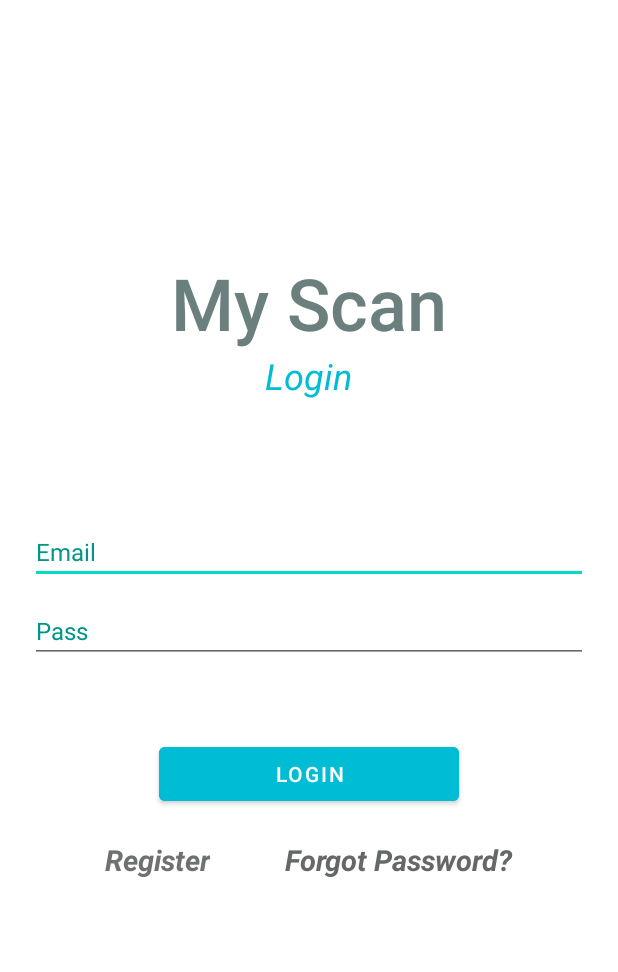
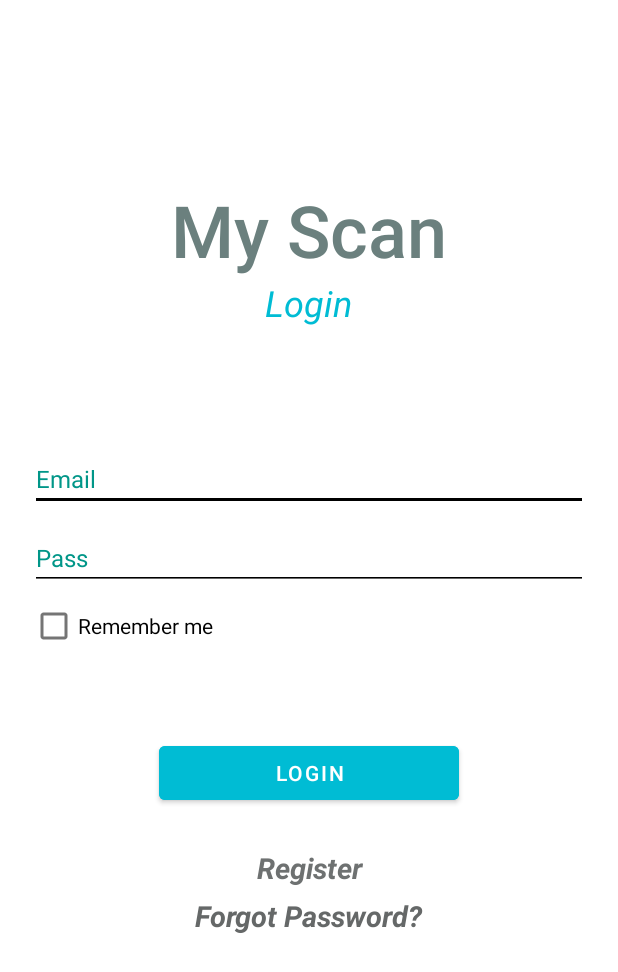
Before and after one commit to kakadevil/ProjectLast, an Android app: the screen it shows after launch (MainActivity), on a phone screen of 412 x 824 dp. Shown: the top 972 px of the screen. Run offline under Robolectric (Android 15) with nearby library versions, the phone set to English and light mode, and no system bars; our stand-ins replace Firebase (no records; nobody signed in at launch, a user with empty details on screens opened directly).

Commit message:
inutial commit

```diff
--- a/app/src/main/java/com/example/projectlast/bottomZ.java
+++ b/app/src/main/java/com/example/projectlast/bottomZ.java
@@ -18,6 +18,7 @@
     protected void onCreate(Bundle savedInstanceState) {
         super.onCreate(savedInstanceState);
         setContentView(R.layout.activity_bottom_z);
+
         BottomNavigationView bottomNavigationView = findViewById(R.id.bottomNavView);
         NavController navController = Navigation.findNavController(this, R.id.navHostFragment);
         NavigationUI.setupWithNavController(bottomNavigationView,navController);
--- a/app/src/main/res/layout/activity_main.xml
+++ b/app/src/main/res/layout/activity_main.xml
@@ -47,6 +47,7 @@
         android:layout_width="match_parent"
         android:layout_height="wrap_content"
         android:layout_marginTop="80dp"
+        android:backgroundTint="#000000"
         android:ems="10"
         android:hint="Email"
         android:inputType="textPersonName"
@@ -62,15 +63,24 @@
         android:layout_width="match_parent"
         android:layout_height="wrap_content"
         android:layout_marginTop="10dp"
+        android:backgroundTint="#000000"
         android:ems="10"
         android:hint="Pass"
-        android:inputType="textPersonName"
+        android:inputType="none|textPassword"
         android:textColor="#000000"
         android:textColorHighlight="#000000"
         android:textColorHint="#009688"
         android:textSize="16sp"
         tools:layout_editor_absoluteX="62dp"
         tools:layout_editor_absoluteY="387dp" />
+
+    <CheckBox
+        android:id="@+id/rememberBox"
+        android:layout_width="match_parent"
+        android:layout_height="wrap_content"
+        android:text="Remember me"
+        android:textColor="#000000"
+        android:textColorHighlight="#000000" />
 
     <Button
         android:id="@+id/signIn"
@@ -80,16 +90,11 @@
         android:backgroundTint="#00BCD4"
         android:text="Login" />
 
-    <LinearLayout
-        android:layout_width="wrap_content"
-        android:layout_height="wrap_content"
-        android:layout_marginTop="20dp">
-
     <TextView
         android:id="@+id/Register"
-            android:layout_width="wrap_content"
-            android:layout_height="wrap_content"
-            android:layout_gravity="left"
+        android:layout_width="81dp"
+        android:layout_height="38dp"
+        android:layout_gravity="center"
         android:layout_marginTop="20dp"
         android:gravity="center"
         android:text="Register"
@@ -99,15 +104,20 @@
 
     <TextView
         android:id="@+id/forgotPassword"
-            android:layout_width="match_parent"
-            android:layout_height="wrap_content"
-            android:layout_marginLeft="50dp"
+        android:layout_width="wrap_content"
+        android:layout_height="38dp"
+        android:layout_gravity="center"
         android:text="Forgot Password?"
         android:textColor="#656868"
         android:textSize="19sp"
-            android:textStyle="bold|italic"
 
-            />
+        android:textStyle="bold|italic" />
+
+    <LinearLayout
+        android:layout_width="wrap_content"
+        android:layout_height="wrap_content"
+        android:layout_marginTop="20dp">
+
     </LinearLayout>
 
     <ProgressBar
```
Also changed, not shown: app/src/main/res/layout/activity_register.xml (+16 -0 lines), build.gradle (added, +18 -0 lines), gradle.properties (added, +19 -0 lines), settings.gradle (added, +10 -0 lines), gradle/wrapper/gradle-wrapper.properties (added), 4 other files. Lines whose indentation alone changed are shown as unchanged.
